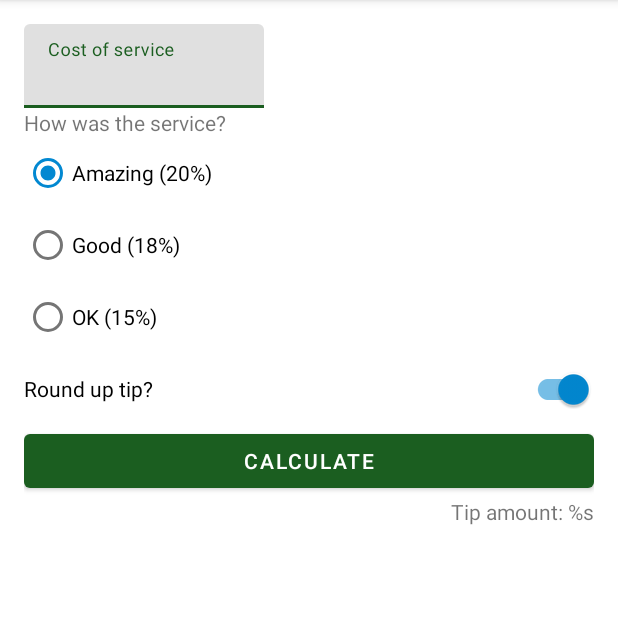
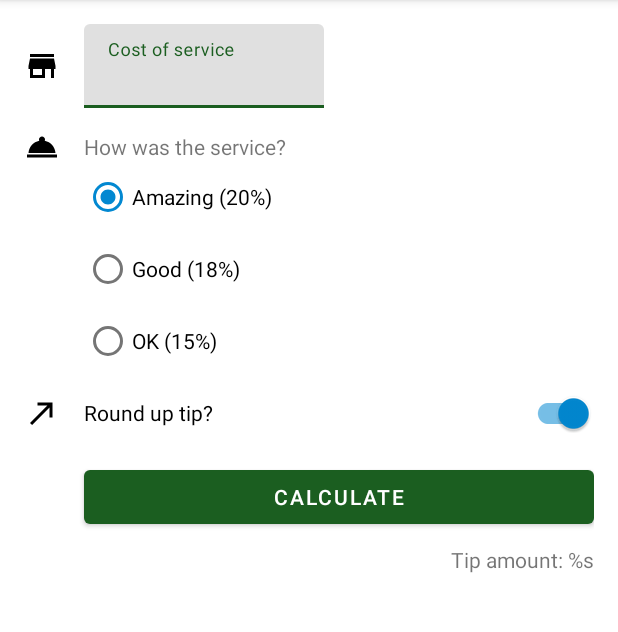
Before and after one commit to Daud94/Tip-Calculator, an Android app: the screen it shows after launch (MainActivity), on a phone screen of 412 x 824 dp, the part 84-716 px from its top. Run offline under Robolectric (Android 15) with nearby library versions, the phone set to English and light mode, and no system bars; 3 statements that could not run were skipped.

Commit message:
added icons

```diff
--- a/app/build.gradle
+++ b/app/build.gradle
@@ -14,6 +14,7 @@ android {
         versionName "1.0"
 
         testInstrumentationRunner "androidx.test.runner.AndroidJUnitRunner"
+        vectorDrawables.useSupportLibrary = true
     }
 
     buildTypes {
--- /dev/null
+++ b/app/src/main/res/drawable/ic_round_up.xml
@@ -0,0 +1,5 @@
+<vector android:height="24dp" android:tint="#000000"
+    android:viewportHeight="24" android:viewportWidth="24"
+    android:width="24dp" xmlns:android="http://schemas.android.com/apk/res/android">
+    <path android:fillColor="@android:color/white" android:pathData="M9,5v2h6.59L4,18.59 5.41,20 17,8.41V15h2V5z"/>
+</vector>
--- /dev/null
+++ b/app/src/main/res/drawable/ic_service.xml
@@ -0,0 +1,5 @@
+<vector android:height="24dp" android:tint="#000000"
+    android:viewportHeight="24" android:viewportWidth="24"
+    android:width="24dp" xmlns:android="http://schemas.android.com/apk/res/android">
+    <path android:fillColor="@android:color/white" android:pathData="M2,17h20v2L2,19zM13.84,7.79c0.1,-0.24 0.16,-0.51 0.16,-0.79 0,-1.1 -0.9,-2 -2,-2s-2,0.9 -2,2c0,0.28 0.06,0.55 0.16,0.79C6.25,8.6 3.27,11.93 3,16h18c-0.27,-4.07 -3.25,-7.4 -7.16,-8.21z"/>
+</vector>
--- /dev/null
+++ b/app/src/main/res/drawable/ic_store.xml
@@ -0,0 +1,5 @@
+<vector android:height="24dp" android:tint="#000000"
+    android:viewportHeight="24" android:viewportWidth="24"
+    android:width="24dp" xmlns:android="http://schemas.android.com/apk/res/android">
+    <path android:fillColor="@android:color/white" android:pathData="M20,4L4,4v2h16L20,4zM21,14v-2l-1,-5L4,7l-1,5v2h1v6h10v-6h4v6h2v-6h1zM12,18L6,18v-4h6v4z"/>
+</vector>
--- a/app/src/main/res/layout/activity_main.xml
+++ b/app/src/main/res/layout/activity_main.xml
@@ -7,13 +7,24 @@
     android:padding="16dp"
     tools:context=".MainActivity">
 
+    <ImageView
+        android:layout_width="wrap_content"
+        android:layout_height="wrap_content"
+        android:id="@+id/icon_cost_of_service"
+        app:srcCompat="@drawable/ic_store"
+        app:layout_constraintStart_toStartOf="parent"
+        app:layout_constraintTop_toTopOf="@id/cost_of_service"
+        app:layout_constraintBottom_toBottomOf="@id/cost_of_service"
+        android:importantForAccessibility="no"/>
+
     <com.google.android.material.textfield.TextInputLayout
         android:layout_width="160dp"
         android:layout_height="wrap_content"
         android:id="@+id/cost_of_service"
         android:hint="@string/cost_of_service"
-        app:layout_constraintStart_toStartOf="parent"
-        app:layout_constraintTop_toTopOf="parent">
+        app:layout_constraintStart_toEndOf="@id/icon_cost_of_service"
+        app:layout_constraintTop_toTopOf="parent"
+        android:layout_marginStart="16dp">
 
         <com.google.android.material.textfield.TextInputEditText
             android:layout_width="match_parent"
@@ -23,14 +34,24 @@
             />
 
     </com.google.android.material.textfield.TextInputLayout>
+    <ImageView
+        android:layout_width="wrap_content"
+        android:layout_height="wrap_content"
+        android:id="@+id/icon_service_question"
+        android:importantForAccessibility="no"
+        app:srcCompat="@drawable/ic_service"
+        app:layout_constraintStart_toStartOf="parent"
+        app:layout_constraintTop_toTopOf="@id/service_question"
+        app:layout_constraintBottom_toBottomOf="@id/service_question"/>
 
     <TextView
         android:id="@+id/service_question"
         android:layout_width="wrap_content"
         android:layout_height="wrap_content"
         android:text="@string/how_was_the_service"
-        app:layout_constraintStart_toStartOf="parent"
-        app:layout_constraintTop_toBottomOf="@id/cost_of_service" />
+        app:layout_constraintStart_toStartOf="@id/cost_of_service"
+        app:layout_constraintTop_toBottomOf="@id/cost_of_service"
+        android:layout_marginTop="16dp"/>
 
     <RadioGroup
         android:id="@+id/tip_options"
@@ -38,7 +59,7 @@
         android:layout_height="wrap_content"
         android:checkedButton="@id/twenty_percent"
         android:orientation="vertical"
-        app:layout_constraintStart_toStartOf="parent"
+        app:layout_constraintStart_toStartOf="@id/service_question"
         app:layout_constraintTop_toBottomOf="@id/service_question">
 
         <RadioButton
@@ -60,6 +81,16 @@
             android:text="@string/ok_service" />
 
     </RadioGroup>
+    <ImageView
+        android:layout_width="wrap_content"
+        android:layout_height="wrap_content"
+        android:id="@+id/ic_round_up"
+        android:importantForAccessibility="no"
+        app:srcCompat="@drawable/ic_round_up"
+        app:layout_constraintStart_toStartOf="parent"
+        app:layout_constraintTop_toTopOf="@id/round_up_switch"
+        app:layout_constraintBottom_toBottomOf="@id/round_up_switch"/>
+
 
     <com.google.android.material.switchmaterial.SwitchMaterial
         android:id="@+id/round_up_switch"
@@ -68,7 +99,8 @@
         android:checked="true"
         android:text="@string/round_up_tip"
         app:layout_constraintEnd_toEndOf="parent"
-        app:layout_constraintStart_toStartOf="@id/tip_options"
+        android:layout_marginStart="16dp"
+        app:layout_constraintStart_toEndOf="@id/ic_round_up"
         app:layout_constraintTop_toBottomOf="@id/tip_options" />
 
     <Button
@@ -77,7 +109,8 @@
         android:layout_height="wrap_content"
         android:text="@string/calculate"
         app:layout_constraintEnd_toEndOf="parent"
-        app:layout_constraintStart_toStartOf="parent"
+        android:layout_marginTop="8dp"
+        app:layout_constraintStart_toStartOf="@id/round_up_switch"
         app:layout_constraintTop_toBottomOf="@id/round_up_switch" />
 
     <TextView
@@ -85,6 +118,7 @@
         android:layout_width="0dp"
         android:layout_height="wrap_content"
         android:text="@string/tip_amount"
+        android:layout_marginTop="8dp"
         app:layout_constraintEnd_toEndOf="parent"
         app:layout_constraintTop_toBottomOf="@id/calculate_button"
         tools:text="Tip Amount: $10"/>
```
